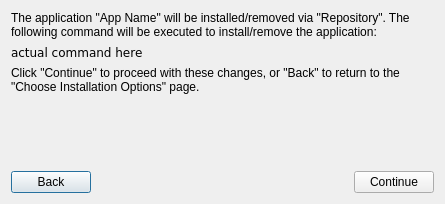
The window that ui/confirminstallationdialog.ui (Kicksecure/browser-choice) describes before a commit, drawn with Qt 5.
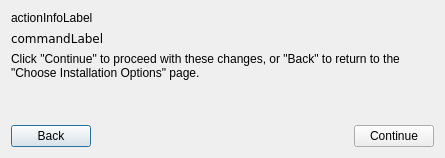
The same window after the commit. Icons and pictures are not drawn.

The edit to the form file:
```diff
--- a/ui/confirminstallationdialog.ui
+++ b/ui/confirminstallationdialog.ui
@@ -7,7 +7,7 @@
     <x>0</x>
     <y>0</y>
     <width>445</width>
-    <height>204</height>
+    <height>158</height>
    </rect>
   </property>
   <property name="windowTitle">
@@ -17,7 +17,7 @@
    <item>
     <widget class="QLabel" name="actionInfoLabel">
      <property name="text">
-      <string>The application &quot;App Name&quot; will be installed/removed via &quot;Repository&quot;. The following command will be executed to install/remove the application:</string>
+      <string>actionInfoLabel</string>
      </property>
      <property name="wordWrap">
       <bool>true</bool>
@@ -27,7 +27,7 @@
    <item>
     <widget class="QLabel" name="commandLabel">
      <property name="text">
-      <string>&lt;code&gt;actual command here&lt;/code&gt;</string>
+      <string>&lt;code&gt;commandLabel&lt;/code&gt;</string>
      </property>
     </widget>
    </item>
```
Left out of the diff: 6 changed lines with no effect on the pictures.
